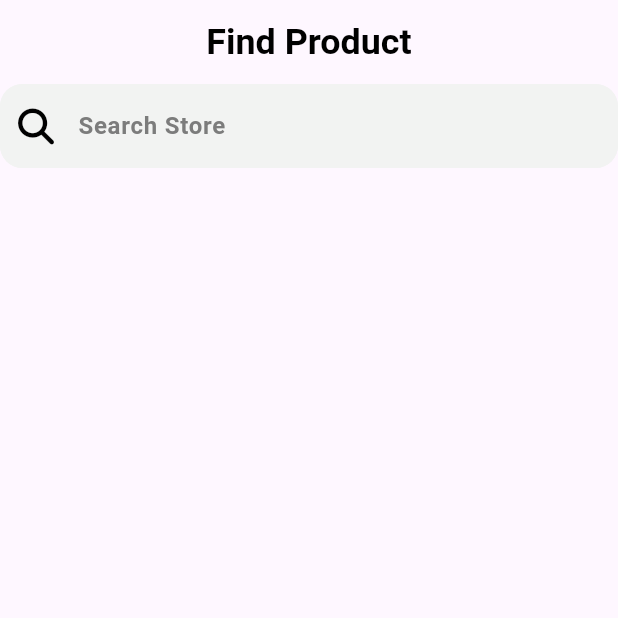
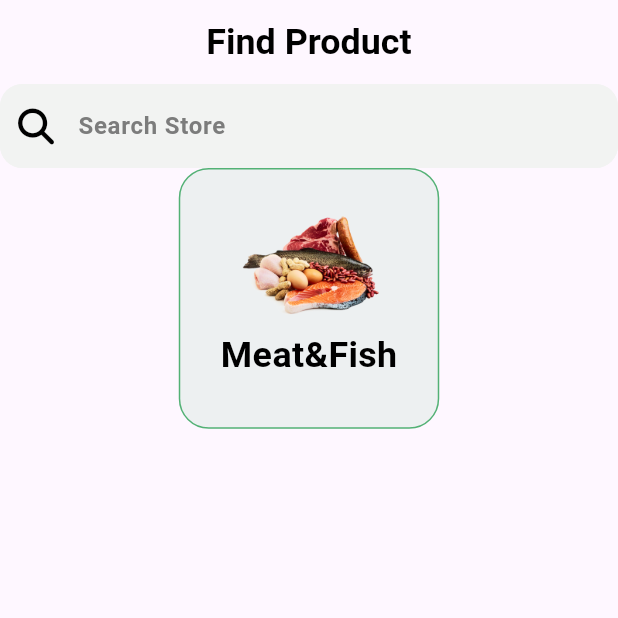
Before and after one commit to yousefmohamed35/Nectar_app, a Flutter app: the screen it shows after launch, on a phone screen of 412 x 824 dp, the top half of it. Run offline on Flutter 3.47's test engine with Material 3 defaults, Android fonts, the phone set to English and light mode, and no system bars; our stand-ins replace carousel_slider, device_preview, dio, flutter_screenutil, font_awesome_flutter, shared_preferences; Roboto replaces fonts that are missing (Gilroy-Medium).

Commit message:
finish custom item explore

```diff
--- a/lib/views/exploer_view.dart
+++ b/lib/views/exploer_view.dart
@@ -1,4 +1,5 @@
 import 'package:flutter/material.dart';
+import 'package:nectarapp/widgets/custom_item_for_explore_view.dart';
 import 'package:nectarapp/widgets/custom_search_bar.dart';
 import 'package:nectarapp/widgets/header_text.dart';
 
@@ -15,6 +16,7 @@ class ExploreView extends StatelessWidget {
       body: Column(
         children: [
         CustomSearchBar(),
+        CustomItemForExploreView(),
       ],),
     );
   }
--- /dev/null
+++ b/lib/widgets/custom_item_for_explore_view.dart
@@ -0,0 +1,27 @@
+import 'package:flutter/material.dart';
+import 'package:flutter_screenutil/flutter_screenutil.dart';
+import 'package:nectarapp/widgets/header_text.dart';
+
+class CustomItemForExploreView extends StatelessWidget {
+  const CustomItemForExploreView({super.key});
+
+  @override
+  Widget build(BuildContext context) {
+    return Container(
+      width: 174.5.w,
+      height: 189.11.h,
+      decoration: BoxDecoration(
+        borderRadius: BorderRadius.circular(20),
+        border: Border.all(color: Color(0xff53B175)),
+        color: Color(0xff53B175).withOpacity(0.1),
+      ),
+      child: Column(
+        mainAxisAlignment: MainAxisAlignment.center,
+        children: [
+        Image.asset('assets/images/itemimage.png',width: 102.13.w,height: 72.h,),
+        SizedBox(height: 10.h,),
+        HeaderText(text: 'Meat&Fish')
+      ],),
+    );
+  }
+}
```
Also changed, not shown: assets/images/itemimage.png (added).
